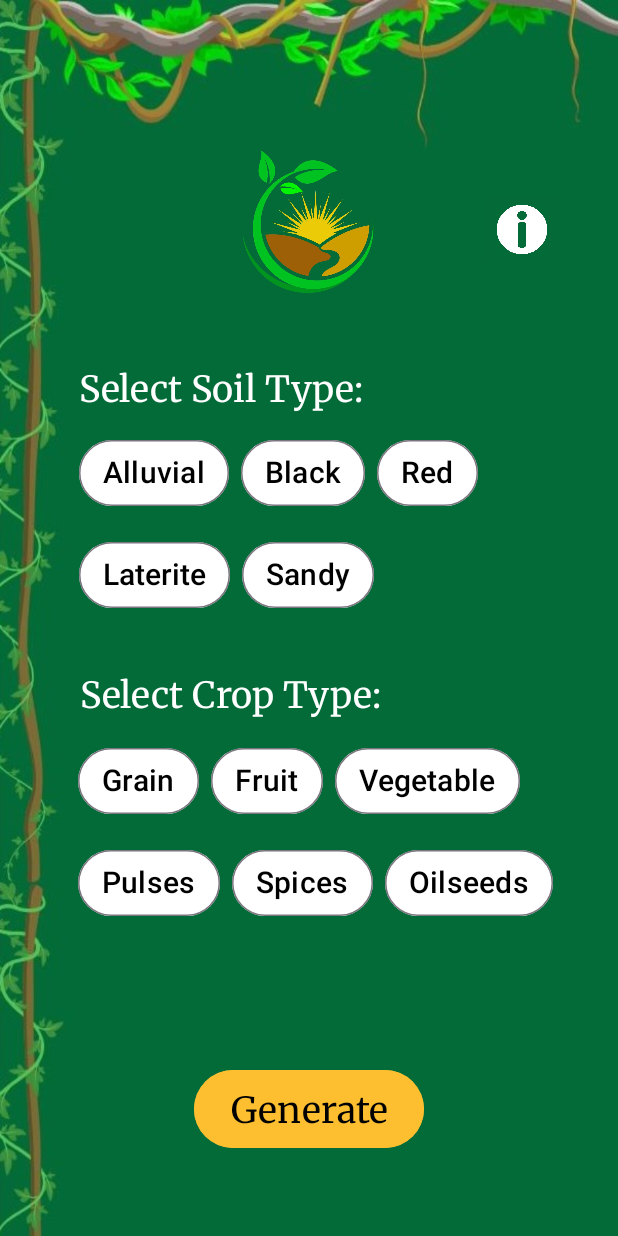
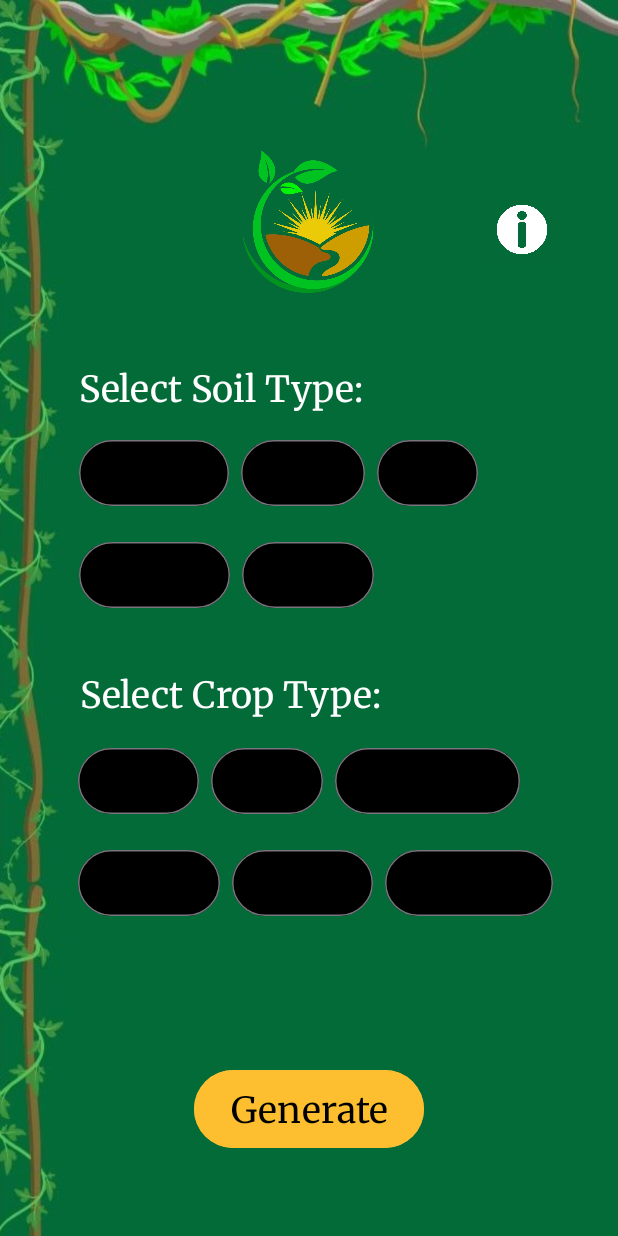
Before and after one commit to Mohamedshakin02/GreenComboApp, an Android app: the screen it shows after launch (MainActivity), on a phone screen of 412 x 824 dp. Run offline under Robolectric (Android 15) with nearby library versions, the phone set to English and light mode, and no system bars.

Commit message:
Changed the color

```diff
--- a/app/src/main/res/color/chip_selector.xml
+++ b/app/src/main/res/color/chip_selector.xml
@@ -2,5 +2,5 @@
 <selector xmlns:android="http://schemas.android.com/apk/res/android">
     <!-- Backgroud color of chip: sets background color to black when its selected, white when its no selected -->
     <item android:color="#000000" android:state_checked="true" />
-    <item android:color="#FFFFFF" />
+    <item android:color="#000000" />
 </selector>
```
